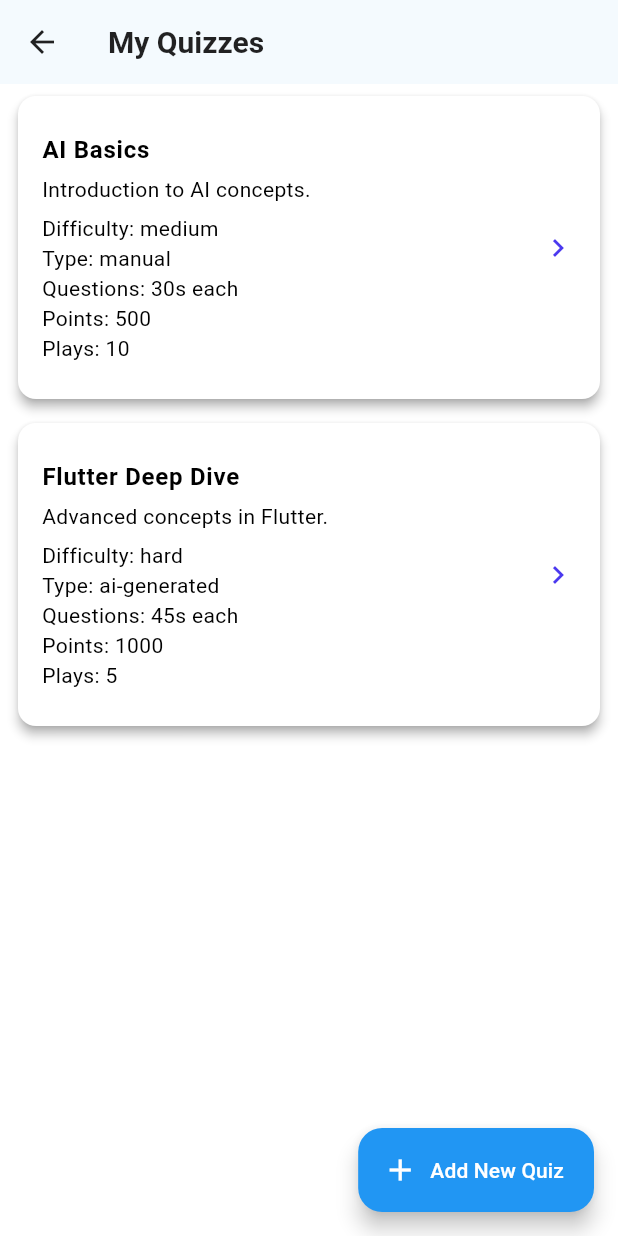
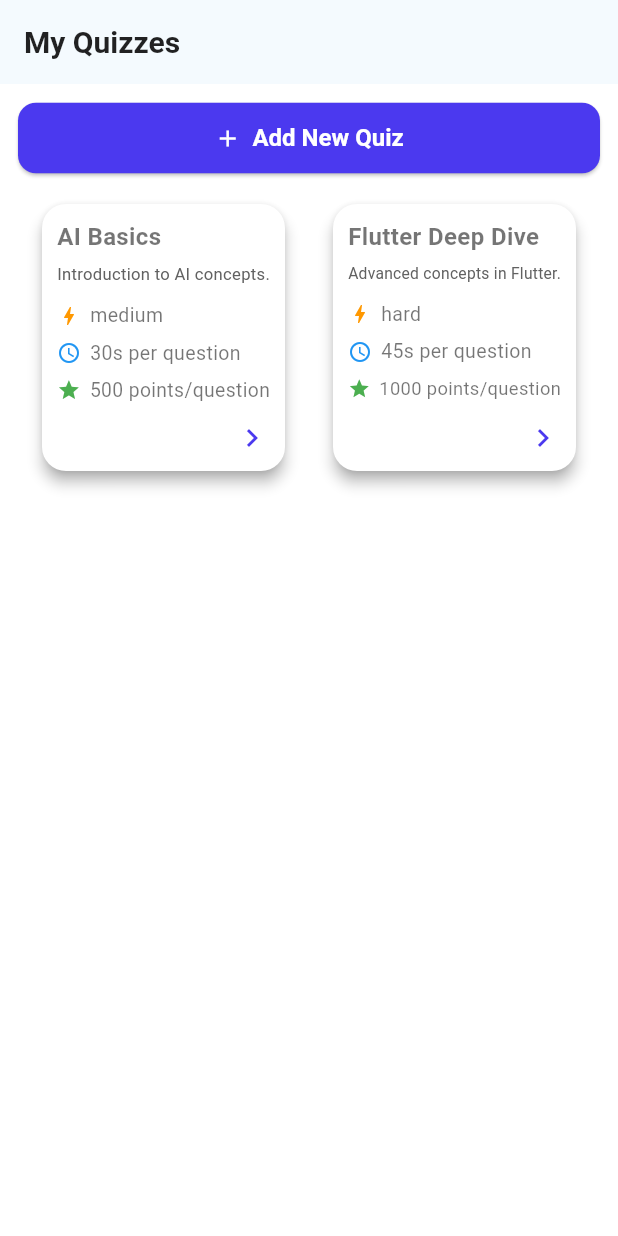
Before and after one commit to darshanvaru/Kvizz, a Flutter app: the MyQuizzesScreen screen opened directly, on a phone screen of 412 x 824 dp. Run offline on Flutter 3.47's test engine with Material 3 defaults, Android fonts, the phone set to English and light mode, and no system bars; Roboto replaces fonts that are missing (Poppins).

Commit message:
Refactor quiz management screens and enhance UI components for better user experience

```diff
--- a/lib/main.dart
+++ b/lib/main.dart
@@ -81,7 +81,7 @@ class MyApp extends StatelessWidget {
       debugShowCheckedModeBanner: false,
       title: 'Kwizz',
       theme: quizAppTheme,
-      home: PromptScreen()
+      home: MyQuizzesScreen()
     );
   }
 }
--- a/lib/screens/create_quiz_screen.dart
+++ b/lib/screens/create_quiz_screen.dart
@@ -58,7 +58,6 @@ class _QuizCreationScreenState extends State<QuizCreationScreen> {
 
       // Specific validation based on question type
       switch (q.type) {
-
         ///Single choice question
         case QuestionType.single:
           if (q.options.length < 2) {
@@ -118,7 +117,6 @@ class _QuizCreationScreenState extends State<QuizCreationScreen> {
           }
           break;
 
-
         case QuestionType.reorder:
           if (q.options.length < 3) {
             _showError(
@@ -129,12 +127,15 @@ class _QuizCreationScreenState extends State<QuizCreationScreen> {
           print("Reorder question log");
           print("Reorder question options: ${q.options}");
           print("Reorder question correct answer: ${q.correctAnswer}");
-          print("Reorder question correct answer index: ${q.correctAnswer.runtimeType}");
+          print(
+            "Reorder question correct answer index: ${q.correctAnswer.runtimeType}",
+          );
           break;
 
         case QuestionType.trueFalse:
           print("Correct answer type: ${q.correctAnswer.runtimeType}");
-          if (!(q.correctAnswer.first == 'True' || q.correctAnswer.first == 'False')) {
+          if (!(q.correctAnswer.first == 'True' ||
+              q.correctAnswer.first == 'False')) {
             _showError(
               'True/False question "${q.question}" must have a correct answer selected.',
             );
@@ -154,7 +155,6 @@ class _QuizCreationScreenState extends State<QuizCreationScreen> {
         }
       }
     }
-
 
     // Save to dummy data
     dummy_data.clearDummyData(); // Clear existing questions
@@ -231,9 +231,7 @@ class _QuizCreationScreenState extends State<QuizCreationScreen> {
         title: FittedBox(
           child: Row(
             mainAxisAlignment: MainAxisAlignment.spaceBetween,
-            children: [
-              Text('Create Quiz'),
-            ],
+            children: [Text('Create Quiz')],
           ),
         ),
         actions: [
@@ -299,7 +297,7 @@ class _QuizCreationScreenState extends State<QuizCreationScreen> {
                     Icon(Icons.save),
                   ],
                 ),
-              )
+              ),
             ],
           ),
         ],
@@ -325,7 +323,7 @@ class _QuizCreationScreenState extends State<QuizCreationScreen> {
                 : ReorderableListView.builder(
                     padding: EdgeInsets.all(16),
                     itemCount: questions.length,
-                    buildDefaultDragHandles: true,
+                    buildDefaultDragHandles: false,
                     onReorder: (oldIndex, newIndex) {
                       setState(() {
                         if (newIndex > oldIndex) newIndex -= 1;
@@ -356,7 +354,13 @@ class _QuizCreationScreenState extends State<QuizCreationScreen> {
                           child: Column(
                             mainAxisAlignment: MainAxisAlignment.center,
                             children: [
-                              Icon(Icons.drag_handle, color: Colors.grey),
+                              ReorderableDragStartListener(
+                                index: index,
+                                child: Icon(
+                                  Icons.drag_handle,
+                                  color: Colors.grey,
+                                ),
+                              ),
                               SizedBox(height: 10),
                               _buildQuestionWidget(questions[index]),
                             ],
--- a/lib/screens/my_quiz.dart
+++ b/lib/screens/my_quiz.dart
@@ -1,4 +1,5 @@
 import 'package:flutter/material.dart';
+import 'package:kvizz/widgets/quiz_card.dart';
 import '../providers/dummy_data.dart';
 import 'create_quiz_screen.dart';
 
@@ -11,7 +12,34 @@ class MyQuizzesScreen extends StatelessWidget {
       appBar: AppBar(
         title: const Text("My Quizzes"),
       ),
-      body: ListView.builder(
+      body: Padding(
+        padding: const EdgeInsets.all(12.0),
+        child: Column(
+          children: [
+            SizedBox(
+              width: double.infinity,
+              child: ElevatedButton.icon(
+                onPressed: () {
+                  Navigator.push(
+                    context,
+                    MaterialPageRoute(builder: (_) => QuizCreationScreen()),
+                  );
+                },
+                icon: const Icon(Icons.add),
+                label: const Text("Add New Quiz"),
+                style: ElevatedButton.styleFrom(
+                  padding: const EdgeInsets.symmetric(vertical: 14),
+                  textStyle: const TextStyle(fontSize: 16, fontWeight: FontWeight.bold),
+                ),
+              ),
+            ),
+            const SizedBox(height: 12),
+            // Expanded makes the GridView take remaining space
+            Expanded(
+              child: GridView.builder(
+                gridDelegate: const SliverGridDelegateWithFixedCrossAxisCount(
+                  crossAxisCount: 2,
+                ),
                 itemCount: dummyQuizzes.length,
                 itemBuilder: (ctx, index) {
                   final quiz = dummyQuizzes[index];
@@ -23,47 +51,13 @@ class MyQuizzesScreen extends StatelessWidget {
                         MaterialPageRoute(builder: (_) => QuizCreationScreen(questions: quiz.questions)),
                       );
                     },
-            child: Card(
-              margin: const EdgeInsets.symmetric(horizontal: 12, vertical: 8),
-              elevation: 3,
-              shape: RoundedRectangleBorder(borderRadius: BorderRadius.circular(12)),
-              child: ListTile(
-                contentPadding: const EdgeInsets.all(16),
-                title: Text(
-                  quiz.title,
-                  style: const TextStyle(fontWeight: FontWeight.bold),
-                ),
-                subtitle: Column(
-                  crossAxisAlignment: CrossAxisAlignment.start,
-                  children: [
-                    const SizedBox(height: 4),
-                    Text(quiz.description),
-                    const SizedBox(height: 6),
-                    Text("Difficulty: ${quiz.difficulty}"),
-                    Text("Type: ${quiz.type}"),
-                    Text("Questions: ${quiz.timePerQuestion}s each"),
-                    Text("Points: ${quiz.pointsPerQuestion}"),
-                    Text("Plays: ${quiz.timesPlayed}"),
-                  ],
-                ),
-                trailing: Icon(
-                  Icons.chevron_right,
-                  color: Theme.of(context).primaryColor,
-                ),
-              ),
-            ),
+                    child: QuizCard(quiz: quiz),
                   );
                 },
               ),
-      floatingActionButton: FloatingActionButton.extended(
-        onPressed: () {
-          Navigator.push(
-            context,
-            MaterialPageRoute(builder: (_) => QuizCreationScreen()),
-          );
-        },
-        label: const Text("Add New Quiz"),
-        icon: const Icon(Icons.add),
+            ),
+          ],
+        ),
       ),
     );
   }
--- a/lib/screens/prompt_screen.dart
+++ b/lib/screens/prompt_screen.dart
@@ -57,6 +57,12 @@ class _PromptScreenState extends State<PromptScreen>
   Widget build(BuildContext context) {
     return Scaffold(
       backgroundColor: Colors.blueGrey[50],
+      appBar: AppBar(
+        title: const Text("Prompt Generator"),
+        // centerTitle: true,
+        backgroundColor: Colors.blueAccent,
+        elevation: 0,
+      ),
       body: FadeTransition(
         opacity: _fadeInAnimation,
         child: Center(
--- a/lib/screens/quiz_screen.dart
+++ b/lib/screens/quiz_screen.dart
@@ -38,6 +38,7 @@ class _QuizScreenState extends State<QuizScreen> with TickerProviderStateMixin {
   @override
   void initState() {
     super.initState();
+    print("Questions.isEmpty: ${questions.isEmpty}");
     _prepareQuestion();
   }
 
--- /dev/null
+++ b/lib/widgets/quiz_card.dart
@@ -0,0 +1,111 @@
+import 'package:flutter/material.dart';
+import '../models/Quiz.dart';
+
+class QuizCard extends StatefulWidget {
+  final Quiz quiz;
+
+  const QuizCard({super.key, required this.quiz});
+
+  @override
+  State<QuizCard> createState() => _QuizCardState();
+}
+
+class _QuizCardState extends State<QuizCard> {
+  @override
+  Widget build(BuildContext context) {
+    return Card(
+      elevation: 4,
+      shape: RoundedRectangleBorder(borderRadius: BorderRadius.circular(16)),
+      child: Padding(
+        padding: const EdgeInsets.all(10),
+        child: Column(
+          crossAxisAlignment: CrossAxisAlignment.start,
+          children: [
+            // Title
+            FittedBox(
+              child: Text(
+                widget.quiz.title,
+                style: const TextStyle(
+                  fontWeight: FontWeight.bold,
+                  fontSize: 16,
+                ),
+                maxLines: 2,
+                overflow: TextOverflow.ellipsis,
+              ),
+            ),
+
+            const SizedBox(height: 6),
+
+            // Description
+            FittedBox(
+              child: Text(
+                widget.quiz.description,
+                style: TextStyle(color: Colors.grey[700]),
+                maxLines: 3,
+                overflow: TextOverflow.ellipsis,
+              ),
+            ),
+
+            const SizedBox(height: 10),
+
+            // Info rows
+            FittedBox(
+              child: Row(
+                children: [
+                  Icon(Icons.bolt, size: 16, color: Colors.orange),
+                  const SizedBox(width: 6),
+                  Text(
+                    widget.quiz.difficulty,
+                    style: const TextStyle(fontSize: 13),
+                  ),
+                ],
+              ),
+            ),
+
+            const SizedBox(height: 6),
+
+            FittedBox(
+              child: Row(
+                children: [
+                  Icon(Icons.access_time, size: 16, color: Colors.blue),
+                  const SizedBox(width: 6),
+                  Text(
+                    '${widget.quiz.timePerQuestion}s per question',
+                    style: const TextStyle(fontSize: 13),
+                  ),
+                ],
+              ),
+            ),
+
+            const SizedBox(height: 6),
+
+            FittedBox(
+              child: Row(
+                children: [
+                  Icon(Icons.star, size: 16, color: Colors.green),
+                  const SizedBox(width: 6),
+                  Text(
+                    '${widget.quiz.pointsPerQuestion} points/question',
+                    style: const TextStyle(fontSize: 13),
+                  ),
+                ],
+              ),
+            ),
+
+            const SizedBox(height: 6),
+
+            const Spacer(),
+
+            Align(
+              alignment: Alignment.bottomRight,
+              child: Icon(
+                Icons.chevron_right,
+                color: Theme.of(context).primaryColor,
+              ),
+            ),
+          ],
+        ),
+      ),
+    );
+  }
+}
```
Lines whose indentation alone changed are shown as unchanged.
